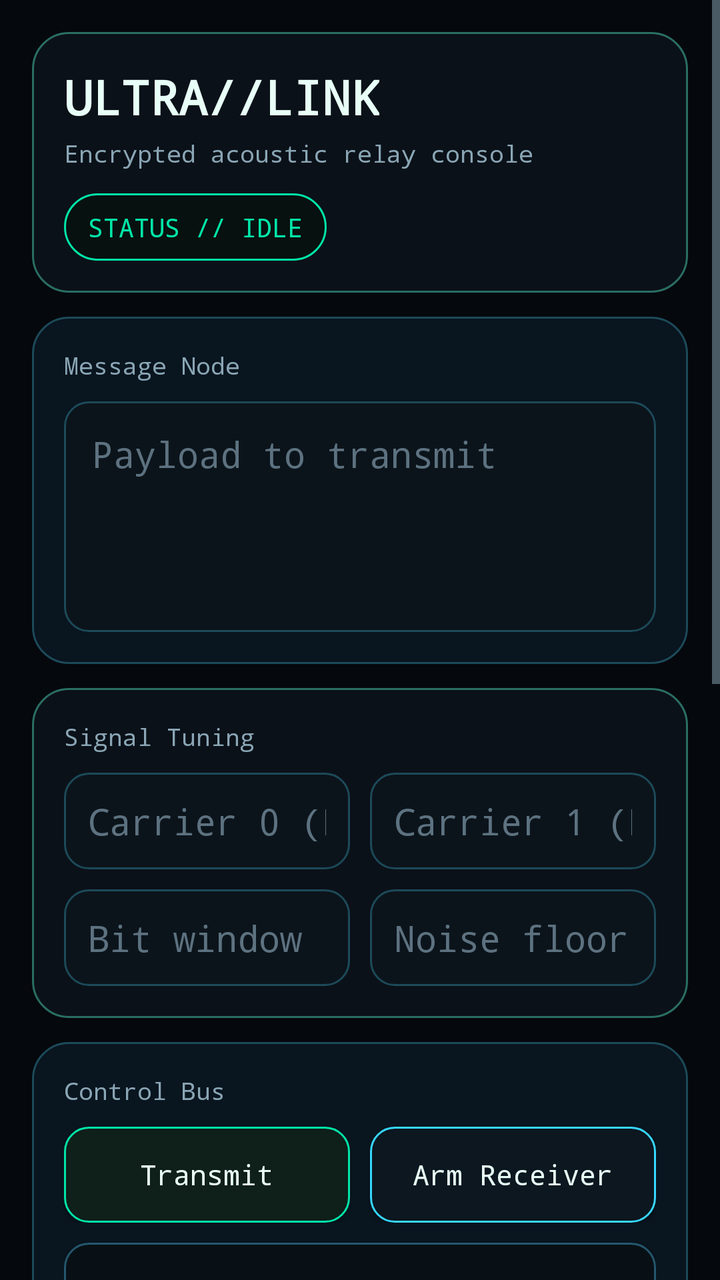
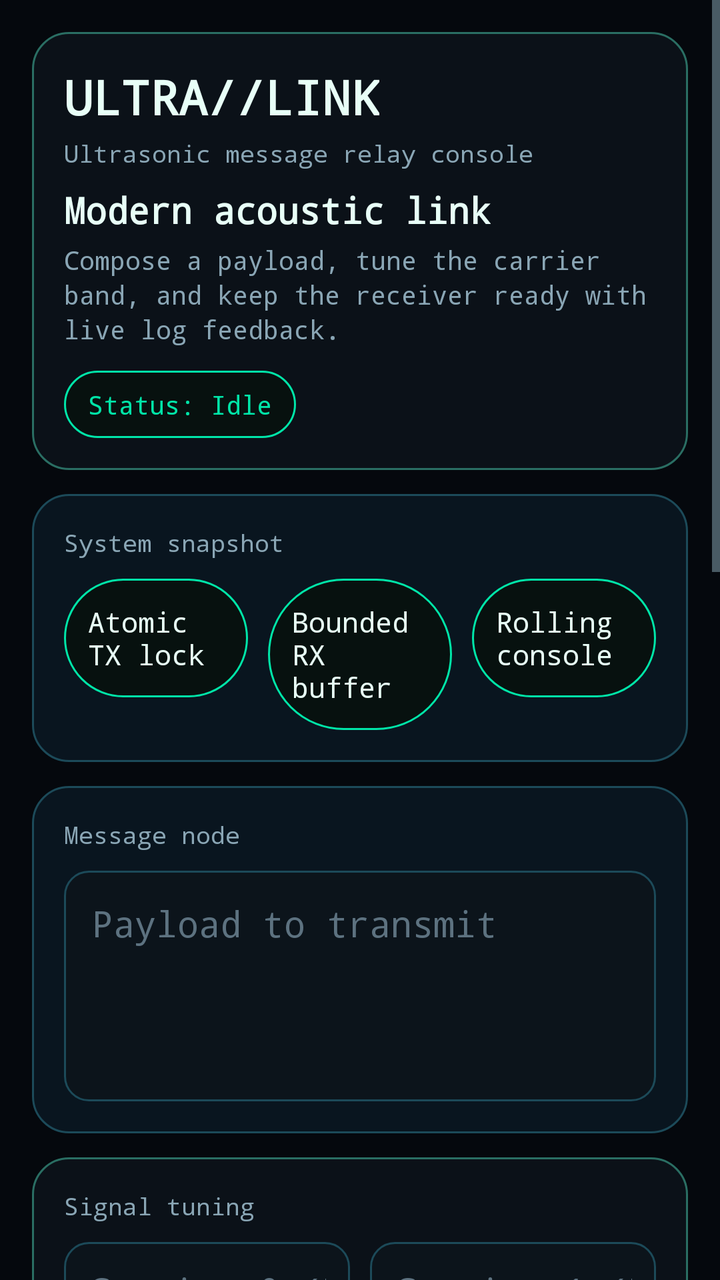

Before-and-after screenshots of an Android layout around one commit, followed by the original layout XML and the change that was made.
<!-- AndroidManifest.xml: application theme Theme.UltrasonicChat -->
<!-- res/layout/activity_main.xml -->
<?xml version="1.0" encoding="utf-8"?>
<ScrollView xmlns:android="http://schemas.android.com/apk/res/android"
    android:layout_width="match_parent"
    android:layout_height="match_parent"
    android:fillViewport="true">

    <LinearLayout
        android:layout_width="match_parent"
        android:layout_height="wrap_content"
        android:orientation="vertical"
        android:background="@color/bg_app"
        android:padding="16dp">

        <LinearLayout
            android:layout_width="match_parent"
            android:layout_height="wrap_content"
            android:orientation="vertical"
            android:background="@drawable/bg_panel"
            android:padding="16dp">

            <TextView
                android:layout_width="wrap_content"
                android:layout_height="wrap_content"
                android:text="@string/app_name"
                android:textColor="@color/text_primary"
                android:textSize="24sp"
                android:textStyle="bold"
                android:typeface="monospace" />

            <TextView
                android:layout_width="wrap_content"
                android:layout_height="wrap_content"
                android:layout_marginTop="4dp"
                android:text="@string/app_tagline"
                android:textColor="@color/text_secondary"
                android:textSize="12sp"
                android:typeface="monospace" />

            <TextView
                android:id="@+id/statusText"
                android:layout_width="wrap_content"
                android:layout_height="wrap_content"
                android:layout_marginTop="12dp"
                android:background="@drawable/bg_status_badge"
                android:paddingLeft="12dp"
                android:paddingTop="8dp"
                android:paddingRight="12dp"
                android:paddingBottom="8dp"
                android:text="@string/status_idle"
                android:textColor="@color/colorPrimary"
                android:textSize="13sp"
                android:typeface="monospace" />
        </LinearLayout>

        <LinearLayout
            android:layout_width="match_parent"
            android:layout_height="wrap_content"
            android:layout_marginTop="12dp"
            android:background="@drawable/bg_panel_alt"
            android:orientation="vertical"
            android:padding="16dp">

            <TextView
                android:layout_width="wrap_content"
                android:layout_height="wrap_content"
                android:text="@string/composer_title"
                android:textColor="@color/text_secondary"
                android:textSize="12sp"
                android:typeface="monospace" />

            <EditText
                android:id="@+id/messageInput"
                android:layout_width="match_parent"
                android:layout_height="wrap_content"
                android:layout_marginTop="10dp"
                android:background="@drawable/bg_field"
                android:gravity="top|start"
                android:hint="@string/message_hint"
                android:inputType="textMultiLine"
                android:minLines="4"
                android:padding="14dp"
                android:textColor="@color/text_primary"
                android:textColorHint="@color/text_muted"
                android:typeface="monospace" />
        </LinearLayout>

        <LinearLayout
            android:layout_width="match_parent"
            android:layout_height="wrap_content"
            android:layout_marginTop="12dp"
            android:background="@drawable/bg_panel"
            android:orientation="vertical"
            android:padding="16dp">

            <TextView
                android:layout_width="wrap_content"
                android:layout_height="wrap_content"
                android:text="@string/tuning_title"
                android:textColor="@color/text_secondary"
                android:textSize="12sp"
                android:typeface="monospace" />

            <LinearLayout
                android:layout_width="match_parent"
                android:layout_height="wrap_content"
                android:layout_marginTop="10dp"
                android:orientation="horizontal">

                <EditText
                    android:id="@+id/freq0Input"
                    android:layout_width="0dp"
                    android:layout_height="wrap_content"
                    android:layout_weight="1"
                    android:background="@drawable/bg_field"
                    android:hint="@string/freq0_hint"
                    android:inputType="number"
                    android:padding="12dp"
                    android:textColor="@color/text_primary"
                    android:textColorHint="@color/text_muted"
                    android:typeface="monospace" />

                <EditText
                    android:id="@+id/freq1Input"
                    android:layout_width="0dp"
                    android:layout_height="wrap_content"
                    android:layout_marginStart="10dp"
                    android:layout_weight="1"
                    android:background="@drawable/bg_field"
                    android:hint="@string/freq1_hint"
                    android:inputType="number"
                    android:padding="12dp"
                    android:textColor="@color/text_primary"
                    android:textColorHint="@color/text_muted"
                    android:typeface="monospace" />
            </LinearLayout>

            <LinearLayout
                android:layout_width="match_parent"
                android:layout_height="wrap_content"
                android:layout_marginTop="10dp"
                android:orientation="horizontal">

                <EditText
                    android:id="@+id/bitDurationInput"
                    android:layout_width="0dp"
                    android:layout_height="wrap_content"
                    android:layout_weight="1"
                    android:background="@drawable/bg_field"
                    android:hint="@string/bit_duration_hint"
                    android:inputType="number"
                    android:padding="12dp"
                    android:textColor="@color/text_primary"
                    android:textColorHint="@color/text_muted"
                    android:typeface="monospace" />

                <EditText
                    android:id="@+id/dbLimitInput"
                    android:layout_width="0dp"
                    android:layout_height="wrap_content"
                    android:layout_marginStart="10dp"
                    android:layout_weight="1"
                    android:background="@drawable/bg_field"
                    android:hint="@string/db_limit_hint"
                    android:inputType="numberDecimal|numberSigned"
                    android:padding="12dp"
                    android:textColor="@color/text_primary"
                    android:textColorHint="@color/text_muted"
                    android:typeface="monospace" />
            </LinearLayout>
        </LinearLayout>

        <LinearLayout
            android:layout_width="match_parent"
            android:layout_height="wrap_content"
            android:layout_marginTop="12dp"
            android:background="@drawable/bg_panel_alt"
            android:orientation="vertical"
            android:padding="16dp">

            <TextView
                android:layout_width="wrap_content"
                android:layout_height="wrap_content"
                android:text="@string/actions_title"
                android:textColor="@color/text_secondary"
                android:textSize="12sp"
                android:typeface="monospace" />

            <LinearLayout
                android:layout_width="match_parent"
                android:layout_height="wrap_content"
                android:layout_marginTop="10dp"
                android:orientation="horizontal">

                <Button
                    android:id="@+id/sendButton"
                    android:layout_width="0dp"
                    android:layout_height="wrap_content"
                    android:layout_weight="1"
                    android:background="@drawable/bg_button_primary"
                    android:text="@string/send"
                    android:textAllCaps="false"
                    android:textColor="@color/text_primary"
                    android:typeface="monospace" />

                <Button
                    android:id="@+id/receiveButton"
                    android:layout_width="0dp"
                    android:layout_height="wrap_content"
                    android:layout_marginStart="10dp"
                    android:layout_weight="1"
                    android:background="@drawable/bg_button_secondary"
                    android:text="@string/start_listening"
                    android:textAllCaps="false"
                    android:textColor="@color/text_primary"
                    android:typeface="monospace" />
            </LinearLayout>

            <Button
                android:id="@+id/sweepButton"
                android:layout_width="match_parent"
                android:layout_height="wrap_content"
                android:layout_marginTop="10dp"
                android:background="@drawable/bg_button_ghost"
                android:text="@string/test_sweep"
                android:textAllCaps="false"
                android:textColor="@color/colorAccent"
                android:typeface="monospace" />
        </LinearLayout>

        <LinearLayout
            android:layout_width="match_parent"
            android:layout_height="wrap_content"
            android:layout_marginTop="12dp"
            android:background="@drawable/bg_panel"
            android:orientation="vertical"
            android:padding="16dp">

            <TextView
                android:layout_width="wrap_content"
                android:layout_height="wrap_content"
                android:text="@string/output_title"
                android:textColor="@color/text_secondary"
                android:textSize="12sp"
                android:typeface="monospace" />

            <TextView
                android:id="@+id/receivedText"
                android:layout_width="match_parent"
                android:layout_height="wrap_content"
                android:layout_marginTop="10dp"
                android:background="@drawable/bg_console"
                android:minLines="4"
                android:padding="14dp"
                android:text="@string/received_placeholder"
                android:textColor="@color/text_primary"
                android:textIsSelectable="true"
                android:typeface="monospace" />
        </LinearLayout>

        <LinearLayout
            android:layout_width="match_parent"
            android:layout_height="wrap_content"
            android:layout_marginTop="12dp"
            android:background="@drawable/bg_panel_alt"
            android:orientation="vertical"
            android:padding="16dp">

            <TextView
                android:layout_width="wrap_content"
                android:layout_height="wrap_content"
                android:text="@string/logs_title"
                android:textColor="@color/text_secondary"
                android:textSize="12sp"
                android:typeface="monospace" />

            <ScrollView
                android:id="@+id/logScroll"
                android:layout_width="match_parent"
                android:layout_height="260dp"
                android:layout_marginTop="10dp"
                android:background="@drawable/bg_console"
                android:fillViewport="true"
                android:padding="14dp">

                <TextView
                    android:id="@+id/logText"
                    android:layout_width="match_parent"
                    android:layout_height="wrap_content"
                    android:text="@string/log_placeholder"
                    android:textColor="@color/text_secondary"
                    android:textIsSelectable="true"
                    android:typeface="monospace" />
            </ScrollView>
        </LinearLayout>
    </LinearLayout>
</ScrollView>
<!-- resources referenced by this layout -->
<resources>
  <color name="bg_app">#05080D</color>
  <color name="colorAccent">#36D7FF</color>
  <color name="colorPrimary">#00E5A8</color>
  <color name="text_muted">#5D7280</color>
  <color name="text_primary">#E8FFF7</color>
  <color name="text_secondary">#8AA6B5</color>
  <!-- drawable bg_button_ghost (drawable) -->
  <?xml version="1.0" encoding="utf-8"?>
  <shape xmlns:android="http://schemas.android.com/apk/res/android" android:shape="rectangle">
      <solid android:color="#081015" />
      <corners android:radius="12dp" />
      <stroke android:width="1dp" android:color="#24586E" />
  </shape>
  <!-- drawable bg_button_primary (drawable) -->
  <?xml version="1.0" encoding="utf-8"?>
  <shape xmlns:android="http://schemas.android.com/apk/res/android" android:shape="rectangle">
      <solid android:color="#0F1F1A" />
      <corners android:radius="12dp" />
      <stroke android:width="1dp" android:color="@color/colorPrimary" />
  </shape>
  <!-- drawable bg_button_secondary (drawable) -->
  <?xml version="1.0" encoding="utf-8"?>
  <shape xmlns:android="http://schemas.android.com/apk/res/android" android:shape="rectangle">
      <solid android:color="#0C1720" />
      <corners android:radius="12dp" />
      <stroke android:width="1dp" android:color="@color/colorAccent" />
  </shape>
  <!-- drawable bg_field (drawable) -->
  <?xml version="1.0" encoding="utf-8"?>
  <shape xmlns:android="http://schemas.android.com/apk/res/android" android:shape="rectangle">
      <solid android:color="#0C141B" />
      <corners android:radius="12dp" />
      <stroke android:width="1dp" android:color="@color/border_secondary" />
  </shape>
  <!-- drawable bg_panel (drawable) -->
  <?xml version="1.0" encoding="utf-8"?>
  <shape xmlns:android="http://schemas.android.com/apk/res/android" android:shape="rectangle">
      <solid android:color="@color/bg_panel" />
      <corners android:radius="18dp" />
      <stroke android:width="1dp" android:color="@color/border_primary" />
  </shape>
  <!-- drawable bg_status_badge (drawable) -->
  <?xml version="1.0" encoding="utf-8"?>
  <shape xmlns:android="http://schemas.android.com/apk/res/android" android:shape="rectangle">
      <solid android:color="#07110F" />
      <corners android:radius="999dp" />
      <stroke android:width="1dp" android:color="@color/colorPrimary" />
  </shape>
  <string name="actions_title">Control Bus</string>
  <string name="app_name">ULTRA//LINK</string>
  <string name="app_tagline">Encrypted acoustic relay console</string>
  <string name="bit_duration_hint">Bit window (ms)</string>
  <string name="composer_title">Message Node</string>
  <string name="db_limit_hint">Noise floor (dB)</string>
  <string name="freq0_hint">Carrier 0 (Hz)</string>
  <string name="freq1_hint">Carrier 1 (Hz)</string>
  <string name="log_placeholder">&gt; boot sequence ready\n&gt; awaiting signal</string>
  <string name="logs_title">Terminal Log</string>
  <string name="message_hint">Payload to transmit</string>
  <string name="output_title">Inbound Buffer</string>
  <string name="received_placeholder">Inbound payload will appear here.</string>
  <string name="send">Transmit</string>
  <string name="start_listening">Arm Receiver</string>
  <string name="status_idle">STATUS // IDLE</string>
  <string name="test_sweep">Signal Sweep</string>
  <string name="tuning_title">Signal Tuning</string>
  <color name="bg_console">#050B10</color>
  <color name="border_primary">#2A6E63</color>
  <color name="border_secondary">#1C4A59</color>
  <color name="bg_panel">#0B1118</color>
  <color name="bg_panel_alt">#09151F</color>
  <color name="colorPrimaryDark">#00A97A</color>
  <!-- unchanged entries left out for length: 4 -->
</resources>

<!-- the commit's change to res/layout/activity_main.xml (unified diff, before → after) -->
@@ -34,6 +34,26 @@
                 android:text="@string/app_tagline"
                 android:textColor="@color/text_secondary"
                 android:textSize="12sp"
+                android:typeface="monospace" />
+
+            <TextView
+                android:layout_width="wrap_content"
+                android:layout_height="wrap_content"
+                android:layout_marginTop="8dp"
+                android:text="@string/hero_title"
+                android:textColor="@color/text_primary"
+                android:textSize="18sp"
+                android:textStyle="bold"
+                android:typeface="monospace" />
+
+            <TextView
+                android:layout_width="match_parent"
+                android:layout_height="wrap_content"
+                android:layout_marginTop="4dp"
+                android:text="@string/hero_copy"
+                android:textColor="@color/text_secondary"
+                android:textSize="13sp"
+                android:lineSpacingExtra="2dp"
                 android:typeface="monospace" />
 
             <TextView
@@ -63,6 +83,62 @@
             <TextView
                 android:layout_width="wrap_content"
                 android:layout_height="wrap_content"
+                android:text="@string/stats_title"
+                android:textColor="@color/text_secondary"
+                android:textSize="12sp"
+                android:typeface="monospace" />
+
+            <LinearLayout
+                android:layout_width="match_parent"
+                android:layout_height="wrap_content"
+                android:layout_marginTop="10dp"
+                android:orientation="horizontal">
+
+                <TextView
+                    android:layout_width="0dp"
+                    android:layout_height="wrap_content"
+                    android:layout_weight="1"
+                    android:background="@drawable/bg_status_badge"
+                    android:padding="12dp"
+                    android:text="@string/stat_tx"
+                    android:textColor="@color/text_primary"
+                    android:typeface="monospace" />
+
+                <TextView
+                    android:layout_width="0dp"
+                    android:layout_height="wrap_content"
+                    android:layout_marginStart="10dp"
+                    android:layout_weight="1"
+                    android:background="@drawable/bg_status_badge"
+                    android:padding="12dp"
+                    android:text="@string/stat_rx"
+                    android:textColor="@color/text_primary"
+                    android:typeface="monospace" />
+
+                <TextView
+                    android:layout_width="0dp"
+                    android:layout_height="wrap_content"
+                    android:layout_marginStart="10dp"
+                    android:layout_weight="1"
+                    android:background="@drawable/bg_status_badge"
+                    android:padding="12dp"
+                    android:text="@string/stat_log"
+                    android:textColor="@color/text_primary"
+                    android:typeface="monospace" />
+            </LinearLayout>
+        </LinearLayout>
+
+        <LinearLayout
+            android:layout_width="match_parent"
+            android:layout_height="wrap_content"
+            android:layout_marginTop="12dp"
+            android:background="@drawable/bg_panel_alt"
+            android:orientation="vertical"
+            android:padding="16dp">
+
+            <TextView
+                android:layout_width="wrap_content"
+                android:layout_height="wrap_content"
                 android:text="@string/composer_title"
                 android:textColor="@color/text_secondary"
                 android:textSize="12sp"
<!-- resource entries referenced after the edit -->
@@ -48,24 +48,30 @@
       <corners android:radius="999dp" />
       <stroke android:width="1dp" android:color="@color/colorPrimary" />
   </shape>
-  <string name="actions_title">Control Bus</string>
+  <string name="actions_title">Control bus</string>
   <string name="app_name">ULTRA//LINK</string>
-  <string name="app_tagline">Encrypted acoustic relay console</string>
+  <string name="app_tagline">Ultrasonic message relay console</string>
   <string name="bit_duration_hint">Bit window (ms)</string>
-  <string name="composer_title">Message Node</string>
+  <string name="composer_title">Message node</string>
   <string name="db_limit_hint">Noise floor (dB)</string>
   <string name="freq0_hint">Carrier 0 (Hz)</string>
   <string name="freq1_hint">Carrier 1 (Hz)</string>
+  <string name="hero_copy">Compose a payload, tune the carrier band, and keep the receiver ready with live log feedback.</string>
+  <string name="hero_title">Modern acoustic link</string>
   <string name="log_placeholder">&gt; boot sequence ready\n&gt; awaiting signal</string>
-  <string name="logs_title">Terminal Log</string>
+  <string name="logs_title">Terminal log</string>
   <string name="message_hint">Payload to transmit</string>
-  <string name="output_title">Inbound Buffer</string>
+  <string name="output_title">Inbound buffer</string>
   <string name="received_placeholder">Inbound payload will appear here.</string>
   <string name="send">Transmit</string>
-  <string name="start_listening">Arm Receiver</string>
-  <string name="status_idle">STATUS // IDLE</string>
-  <string name="test_sweep">Signal Sweep</string>
-  <string name="tuning_title">Signal Tuning</string>
+  <string name="start_listening">Arm receiver</string>
+  <string name="stat_log">Rolling console</string>
+  <string name="stat_rx">Bounded RX buffer</string>
+  <string name="stat_tx">Atomic TX lock</string>
+  <string name="stats_title">System snapshot</string>
+  <string name="status_idle">Status: Idle</string>
+  <string name="test_sweep">Signal sweep</string>
+  <string name="tuning_title">Signal tuning</string>
   <color name="bg_console">#050B10</color>
   <color name="border_primary">#2A6E63</color>
   <color name="border_secondary">#1C4A59</color>
